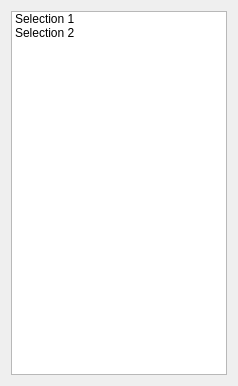
First picture: the form in Examples/Plugins/org.mitk.example.gui.selectionservicemitk/src/internal/SelectionViewControls.ui, repository MITK/MITK, before the edit.
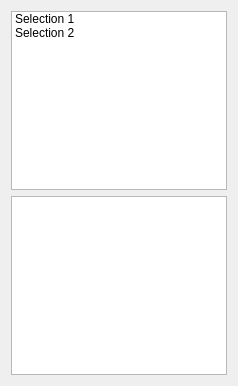
Second picture: the form after the edit.

```diff
--- a/Examples/Plugins/org.mitk.example.gui.selectionservicemitk/src/internal/SelectionViewControls.ui
+++ b/Examples/Plugins/org.mitk.example.gui.selectionservicemitk/src/internal/SelectionViewControls.ui
@@ -38,6 +38,9 @@
      </item>
     </layout>
    </item>
+   <item>
+    <widget class="QTreeView" name="m_treeView"/>
+   </item>
   </layout>
  </widget>
  <layoutdefault spacing="6" margin="11"/>
```
